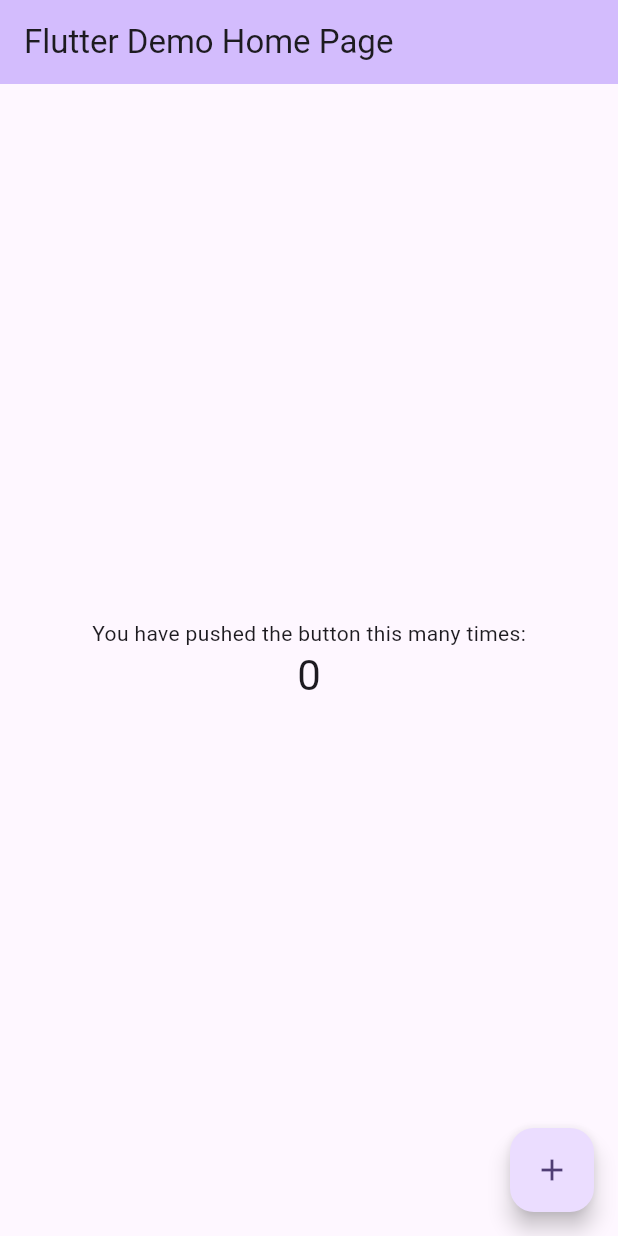
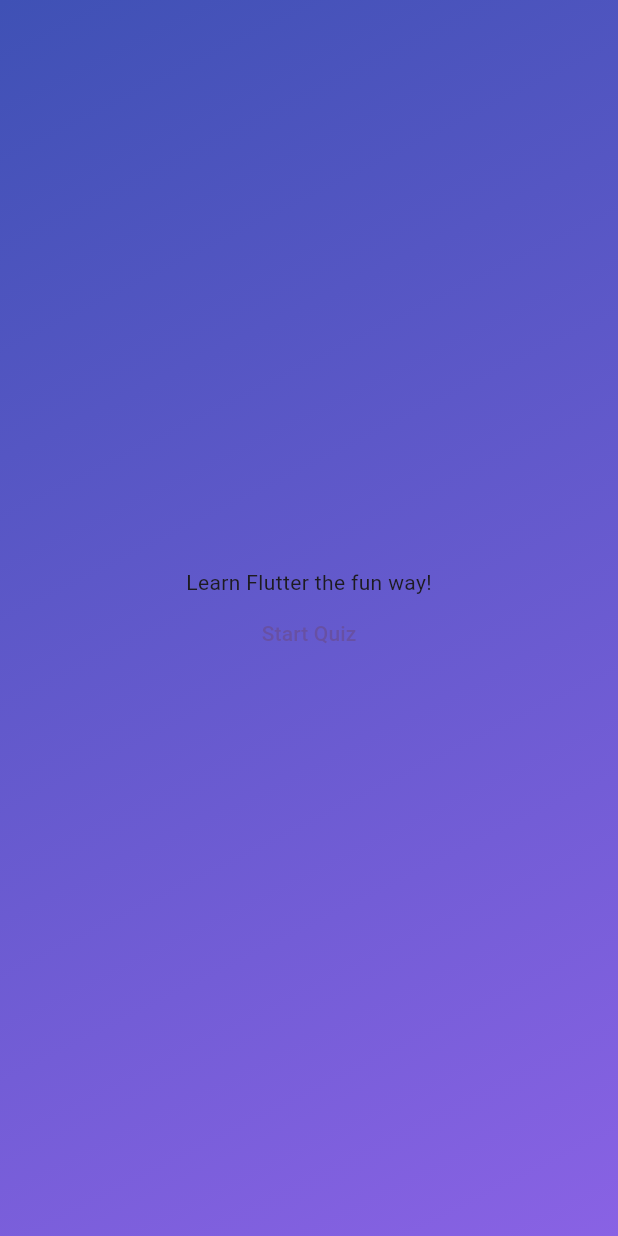
Before and after one commit to stefanobianda/adv_basics, a Flutter app: the screen it shows after launch, on a phone screen of 412 x 824 dp. Run offline on Flutter 3.47's test engine with Material 3 defaults, Android fonts, the phone set to English and light mode, and no system bars.

Commit message:
create app and container

```diff
--- /dev/null
+++ b/lib/adv_basic_container.dart
@@ -0,0 +1,32 @@
+import 'package:flutter/material.dart';
+
+class AdvBasicContainer extends StatelessWidget {
+  const AdvBasicContainer({super.key});
+
+  @override
+  Widget build(BuildContext context) {
+    return Container(
+      decoration: const BoxDecoration(
+        gradient: LinearGradient(
+          colors: [Colors.indigo, Color.fromARGB(255, 137, 98, 228)],
+          begin: Alignment.topLeft,
+          end: Alignment.bottomRight,
+        ),
+      ),
+      child: Center(
+        child: Column(
+          mainAxisAlignment: MainAxisAlignment.center,
+          children: [
+            const Text('Learn Flutter the fun way!'),
+            TextButton(
+              onPressed: onPressed,
+              child: const Text('Start Quiz'),
+            ),
+          ],
+        ),
+      ),
+    );
+  }
+
+  void onPressed() {}
+}
--- a/lib/main.dart
+++ b/lib/main.dart
@@ -1,125 +1,19 @@
+import 'package:adv_basics/adv_basic_container.dart';
 import 'package:flutter/material.dart';
 
 void main() {
-  runApp(const MyApp());
+  runApp(const AdvBasicApp());
 }
 
-class MyApp extends StatelessWidget {
-  const MyApp({super.key});
+class AdvBasicApp extends StatelessWidget {
+  const AdvBasicApp({super.key});
 
-  // This widget is the root of your application.
   @override
   Widget build(BuildContext context) {
-    return MaterialApp(
-      title: 'Flutter Demo',
-      theme: ThemeData(
-        // This is the theme of your application.
-        //
-        // TRY THIS: Try running your application with "flutter run". You'll see
-        // the application has a purple toolbar. Then, without quitting the app,
-        // try changing the seedColor in the colorScheme below to Colors.green
-        // and then invoke "hot reload" (save your changes or press the "hot
-        // reload" button in a Flutter-supported IDE, or press "r" if you used
-        // the command line to start the app).
-        //
-        // Notice that the counter didn't reset back to zero; the application
-        // state is not lost during the reload. To reset the state, use hot
-        // restart instead.
-        //
-        // This works for code too, not just values: Most code changes can be
-        // tested with just a hot reload.
-        colorScheme: ColorScheme.fromSeed(seedColor: Colors.deepPurple),
-        useMaterial3: true,
+    return const MaterialApp(
+      home: Scaffold(
+        body: AdvBasicContainer(),
       ),
-      home: const MyHomePage(title: 'Flutter Demo Home Page'),
     );
   }
 }
-
-class MyHomePage extends StatefulWidget {
-  const MyHomePage({super.key, required this.title});
-
-  // This widget is the home page of your application. It is stateful, meaning
-  // that it has a State object (defined below) that contains fields that affect
-  // how it looks.
-
-  // This class is the configuration for the state. It holds the values (in this
-  // case the title) provided by the parent (in this case the App widget) and
-  // used by the build method of the State. Fields in a Widget subclass are
-  // always marked "final".
-
-  final String title;
-
-  @override
-  State<MyHomePage> createState() => _MyHomePageState();
-}
-
-class _MyHomePageState extends State<MyHomePage> {
-  int _counter = 0;
-
-  void _incrementCounter() {
-    setState(() {
-      // This call to setState tells the Flutter framework that something has
-      // changed in this State, which causes it to rerun the build method below
-      // so that the display can reflect the updated values. If we changed
-      // _counter without calling setState(), then the build method would not be
-      // called again, and so nothing would appear to happen.
-      _counter++;
-    });
-  }
-
-  @override
-  Widget build(BuildContext context) {
-    // This method is rerun every time setState is called, for instance as done
-    // by the _incrementCounter method above.
-    //
-    // The Flutter framework has been optimized to make rerunning build methods
-    // fast, so that you can just rebuild anything that needs updating rather
-    // than having to individually change instances of widgets.
-    return Scaffold(
-      appBar: AppBar(
-        // TRY THIS: Try changing the color here to a specific color (to
-        // Colors.amber, perhaps?) and trigger a hot reload to see the AppBar
-        // change color while the other colors stay the same.
-        backgroundColor: Theme.of(context).colorScheme.inversePrimary,
-        // Here we take the value from the MyHomePage object that was created by
-        // the App.build method, and use it to set our appbar title.
-        title: Text(widget.title),
-      ),
-      body: Center(
-        // Center is a layout widget. It takes a single child and positions it
-        // in the middle of the parent.
-        child: Column(
-          // Column is also a layout widget. It takes a list of children and
-          // arranges them vertically. By default, it sizes itself to fit its
-          // children horizontally, and tries to be as tall as its parent.
-          //
-          // Column has various properties to control how it sizes itself and
-          // how it positions its children. Here we use mainAxisAlignment to
-          // center the children vertically; the main axis here is the vertical
-          // axis because Columns are vertical (the cross axis would be
-          // horizontal).
-          //
-          // TRY THIS: Invoke "debug painting" (choose the "Toggle Debug Paint"
-          // action in the IDE, or press "p" in the console), to see the
-          // wireframe for each widget.
-          mainAxisAlignment: MainAxisAlignment.center,
-          children: <Widget>[
-            const Text(
-              'You have pushed the button this many times:',
-            ),
-            Text(
-              '$_counter',
-              style: Theme.of(context).textTheme.headlineMedium,
-            ),
-          ],
-        ),
-      ),
-      floatingActionButton: FloatingActionButton(
-        onPressed: _incrementCounter,
-        tooltip: 'Increment',
-        child: const Icon(Icons.add),
-      ), // This trailing comma makes auto-formatting nicer for build methods.
-    );
-  }
-}
```
